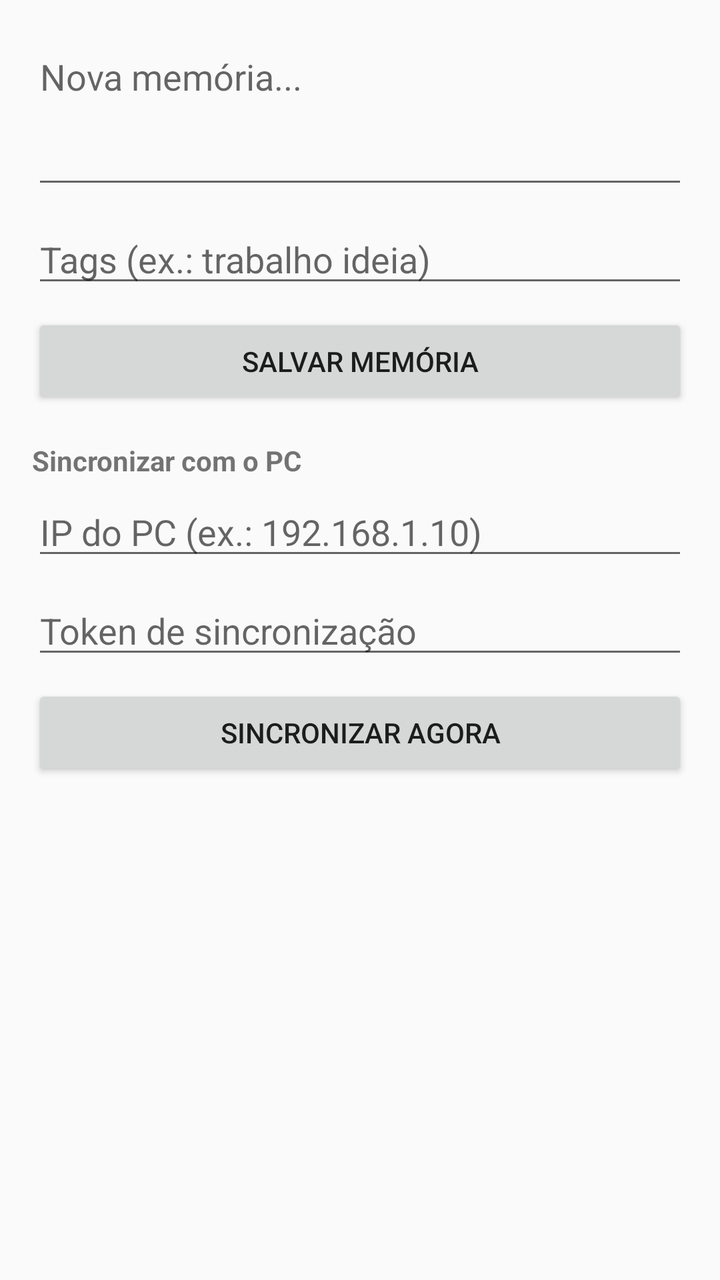
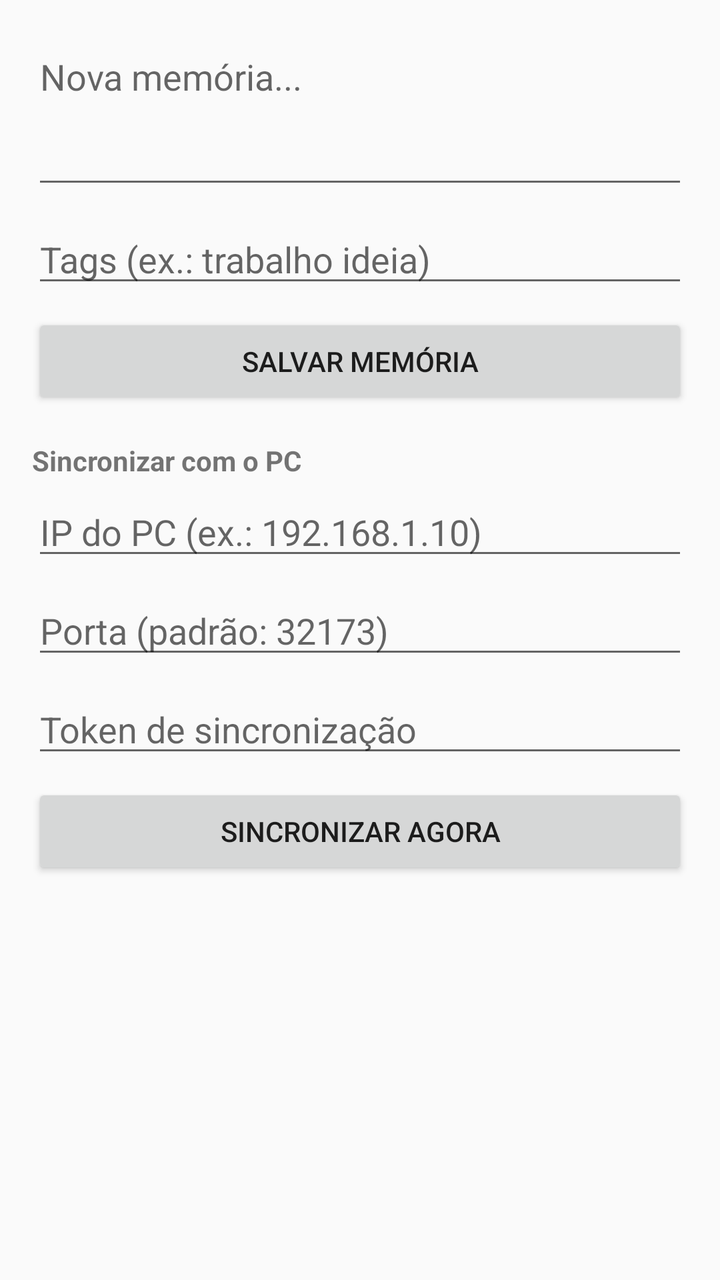

Before-and-after screenshots of an Android layout around one commit, followed by the original layout XML and the change that was made.
<!-- AndroidManifest.xml: application theme android:Theme.Material.Light.DarkActionBar -->
<!-- res/layout/activity_main.xml -->
<?xml version="1.0" encoding="utf-8"?>
<LinearLayout xmlns:android="http://schemas.android.com/apk/res/android"
    android:layout_width="match_parent"
    android:layout_height="match_parent"
    android:orientation="vertical"
    android:padding="16dp">

    <EditText
        android:id="@+id/contentInput"
        android:layout_width="match_parent"
        android:layout_height="wrap_content"
        android:gravity="top|start"
        android:hint="Nova memória..."
        android:importantForAutofill="no"
        android:inputType="textMultiLine|textCapSentences"
        android:minLines="3" />

    <EditText
        android:id="@+id/tagsInput"
        android:layout_width="match_parent"
        android:layout_height="wrap_content"
        android:layout_marginTop="8dp"
        android:hint="Tags (ex.: trabalho ideia)"
        android:importantForAutofill="no"
        android:inputType="text" />

    <Button
        android:id="@+id/saveButton"
        android:layout_width="match_parent"
        android:layout_height="wrap_content"
        android:layout_marginTop="8dp"
        android:text="Salvar memória" />

    <TextView
        android:layout_width="match_parent"
        android:layout_height="wrap_content"
        android:layout_marginTop="16dp"
        android:text="Sincronizar com o PC"
        android:textStyle="bold" />

    <EditText
        android:id="@+id/hostInput"
        android:layout_width="match_parent"
        android:layout_height="wrap_content"
        android:layout_marginTop="4dp"
        android:hint="IP do PC (ex.: 192.168.1.10)"
        android:importantForAutofill="no"
        android:inputType="textUri" />

    <EditText
        android:id="@+id/tokenInput"
        android:layout_width="match_parent"
        android:layout_height="wrap_content"
        android:layout_marginTop="8dp"
        android:hint="Token de sincronização"
        android:importantForAutofill="no"
        android:inputType="textVisiblePassword" />

    <Button
        android:id="@+id/syncButton"
        android:layout_width="match_parent"
        android:layout_height="wrap_content"
        android:layout_marginTop="8dp"
        android:text="Sincronizar agora" />

    <TextView
        android:id="@+id/pendingTitle"
        android:layout_width="match_parent"
        android:layout_height="wrap_content"
        android:layout_marginTop="16dp"
        android:textStyle="bold" />

    <ListView
        android:id="@+id/pendingList"
        android:layout_width="match_parent"
        android:layout_height="0dp"
        android:layout_marginTop="8dp"
        android:layout_weight="1" />

</LinearLayout>
<!-- resources referenced by this layout -->
<resources>

</resources>

<!-- the commit's change to res/layout/activity_main.xml (unified diff, before → after) -->
@@ -48,6 +48,15 @@
         android:inputType="textUri" />
 
     <EditText
+        android:id="@+id/portInput"
+        android:layout_width="match_parent"
+        android:layout_height="wrap_content"
+        android:layout_marginTop="8dp"
+        android:hint="Porta (padrão: 32173)"
+        android:importantForAutofill="no"
+        android:inputType="number" />
+
+    <EditText
         android:id="@+id/tokenInput"
         android:layout_width="match_parent"
         android:layout_height="wrap_content"
